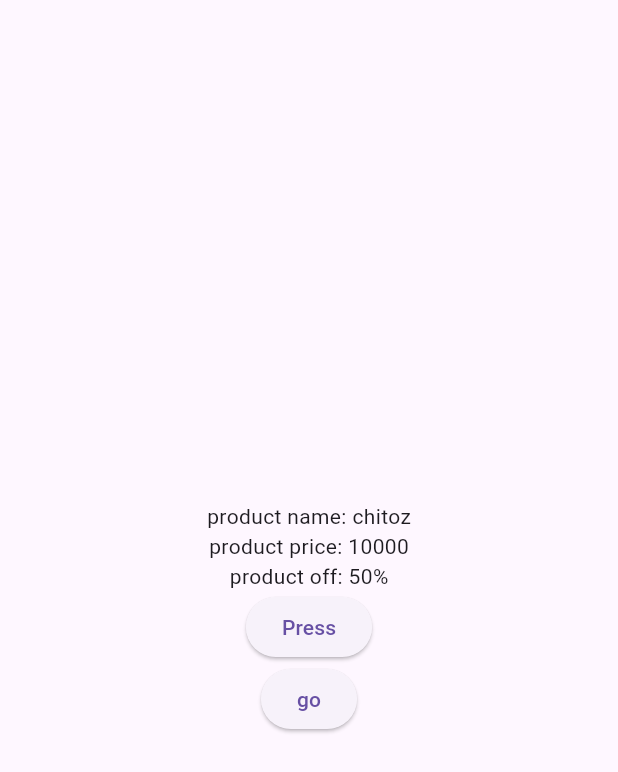
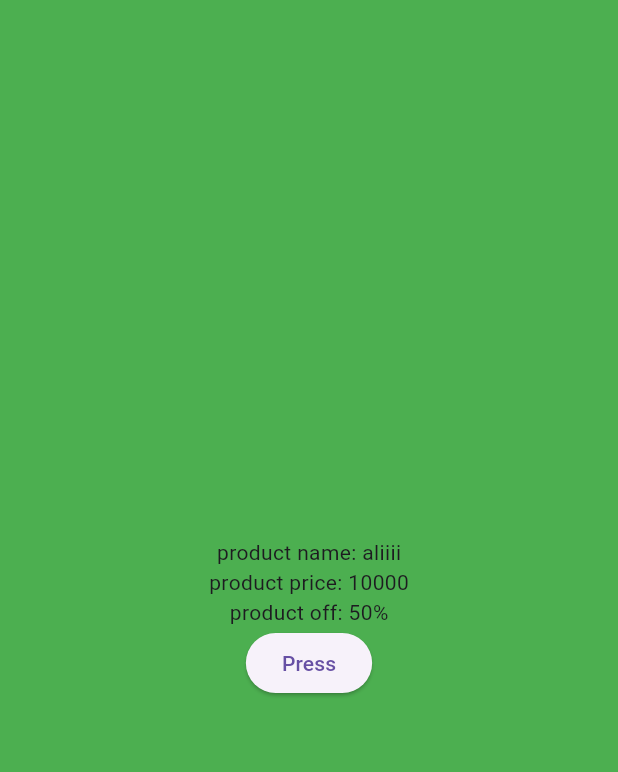
Before and after one commit to alibakhsha/flutter_getx_sample, a Flutter app: the screen it shows after launch, after a tap on "Press", on a phone screen of 412 x 824 dp. Shown: the top 772 px of the screen. Run offline on Flutter 3.47's test engine with Material 3 defaults, Android fonts, the phone set to English and light mode, and no system bars; our stand-ins replace get.

Commit message:
GetX widget

```diff
--- a/lib/main.dart
+++ b/lib/main.dart
@@ -1,5 +1,6 @@
 import 'package:flutter/material.dart';
 import 'package:flutter_getx_sample/view/main_screen.dart';
+import 'package:flutter_getx_sample/view/product_screen_getx_widget.dart';
 import 'package:get/get.dart';
 
 void main() {
@@ -14,7 +15,7 @@ class MyApp extends StatelessWidget {
   Widget build(BuildContext context) {
     return GetMaterialApp(
       debugShowCheckedModeBanner: false,
-      home: MainScreen(),
+      home: ProductScreenGetXWidget(),
     );
   }
 }
--- /dev/null
+++ b/lib/view/product_screen_getx_widget.dart
@@ -0,0 +1,45 @@
+import 'package:flutter/material.dart';
+import 'package:flutter/widgets.dart';
+import 'package:flutter_getx_sample/controller/product_controller.dart';
+import 'package:get/get.dart';
+
+class ProductScreenGetXWidget extends StatelessWidget {
+  // ProductController productController = Get.put(ProductController());
+
+  @override
+  Widget build(BuildContext context) {
+    return Scaffold(
+      backgroundColor: Colors.green,
+      body: Center(
+        child: Column(
+          mainAxisAlignment: MainAxisAlignment.center,
+          children: [
+            GetX(
+                init: ProductController(),
+                builder: (ProductController productController) {
+                  return Column(
+                    children: [
+                      Text(
+                          "product name: ${productController.productModel.value.name}"),
+                      Text(
+                          "product price: ${productController.productModel.value.price}"),
+                      Text(
+                          "product off: ${productController.productModel.value.off}"),
+                    ],
+                  );
+                }),
+            ElevatedButton(
+                onPressed: () {
+                  Get.find<ProductController>().productModel.update(
+                    (val) {
+                      val!.name = "aliiii";
+                    },
+                  );
+                },
+                child: const Text("Press")),
+          ],
+        ),
+      ),
+    );
+  }
+}
```
